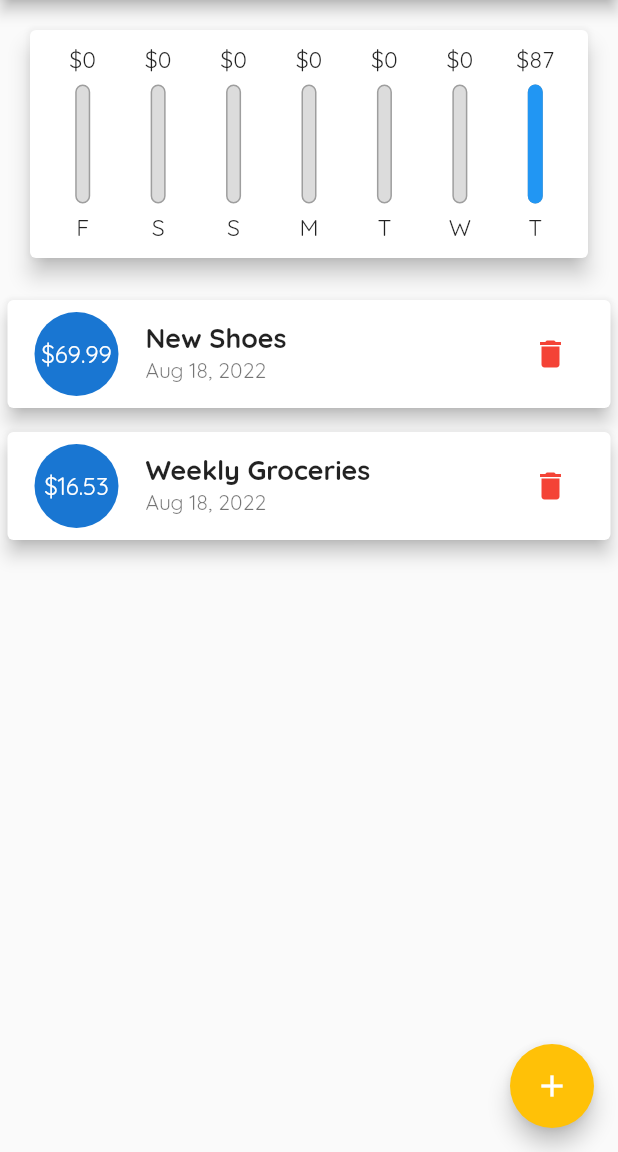
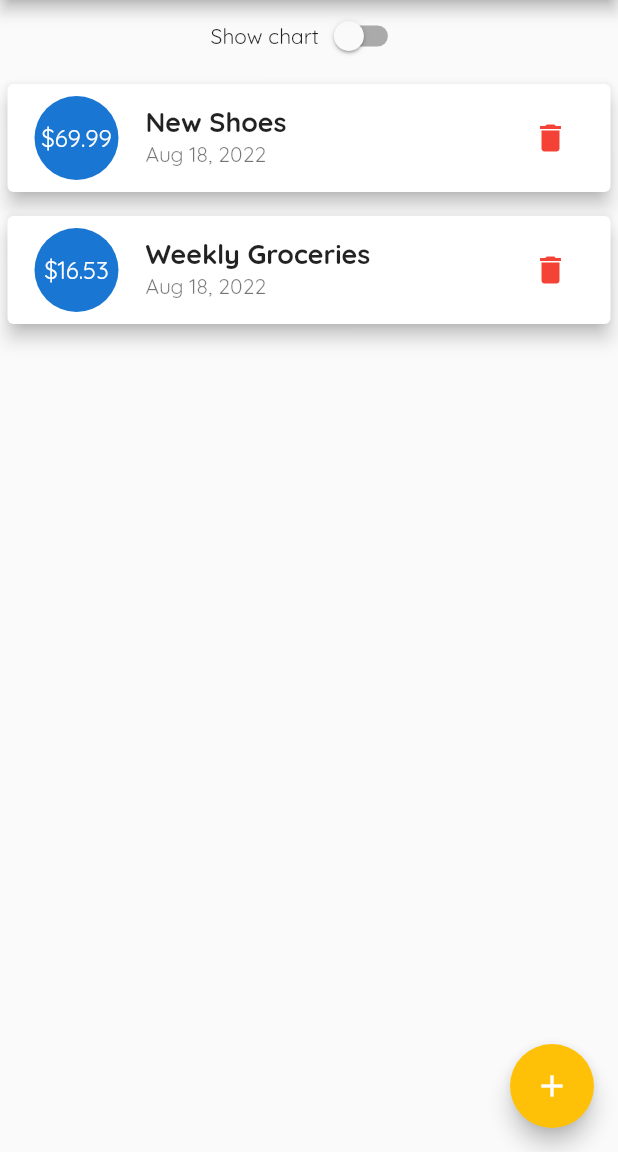
Before and after one commit to absolute-vijju/Personal-Expenses-Flutter, a Flutter app: the screen it shows after launch, on a phone screen of 412 x 824 dp, the part 84-1236 px from its top. Run offline on Flutter 3.47's test engine with Material 2 defaults, Android fonts, the phone set to English and light mode, and no system bars.

Commit message:
Learning media query

```diff
--- a/lib/main.dart
+++ b/lib/main.dart
@@ -67,6 +67,8 @@ class _MyHomePageState extends State<MyHomePage> {
     ),
   ];
 
+  bool _showChart = false;
+
   List<Transaction> get _recentTransactions {
     return _userTransactions.where((element) {
       return element.date
@@ -125,18 +127,35 @@ class _MyHomePageState extends State<MyHomePage> {
           mainAxisAlignment: MainAxisAlignment.start,
           crossAxisAlignment: CrossAxisAlignment.stretch,
           children: [
-            Container(
+            Row(
+              mainAxisAlignment: MainAxisAlignment.center,
+              children: [
+                const Text(
+                  "Show chart",
+                ),
+                Switch(
+                    value: _showChart,
+                    onChanged: (val) {
+                      setState(() {
+                        _showChart = val;
+                      });
+                    })
+              ],
+            ),
+            _showChart
+                ? Container(
                     height: (MediaQuery.of(context).size.height -
                             appBar.preferredSize.height -
                             MediaQuery.of(context).padding.top) *
-                    0.25,
-                child: Chart(_recentTransactions)),
-            Container(
+                        0.7,
+                    child: Chart(_recentTransactions))
+                : Container(
                     height: (MediaQuery.of(context).size.height -
                             appBar.preferredSize.height -
                             MediaQuery.of(context).padding.top) *
-                    0.75,
-                child: TransactionList(_userTransactions, _deleteTransaction))
+                        0.7,
+                    child:
+                        TransactionList(_userTransactions, _deleteTransaction))
           ],
         ),
       ),
--- a/lib/widgets/transaction_list.dart
+++ b/lib/widgets/transaction_list.dart
@@ -13,7 +13,9 @@ class TransactionList extends StatelessWidget {
   Widget build(BuildContext context) {
     return Container(
         child: transactions.isEmpty
-            ? Column(
+            ? LayoutBuilder(
+                builder: (context, constraints) {
+                  return Column(
                     children: [
                       Text(
                         "No transaction added yet!",
@@ -23,13 +25,15 @@ class TransactionList extends StatelessWidget {
                         height: 20,
                       ),
                       Container(
-                    height: 200,
+                        height: constraints.maxHeight * .7,
                         child: Image.asset(
                           "assets/images/waiting.png",
                           fit: BoxFit.cover,
                         ),
                       )
                     ],
+                  );
+                },
               )
             : ListView.builder(
                 itemBuilder: (context, index) {
```
Lines whose indentation alone changed are shown as unchanged.
